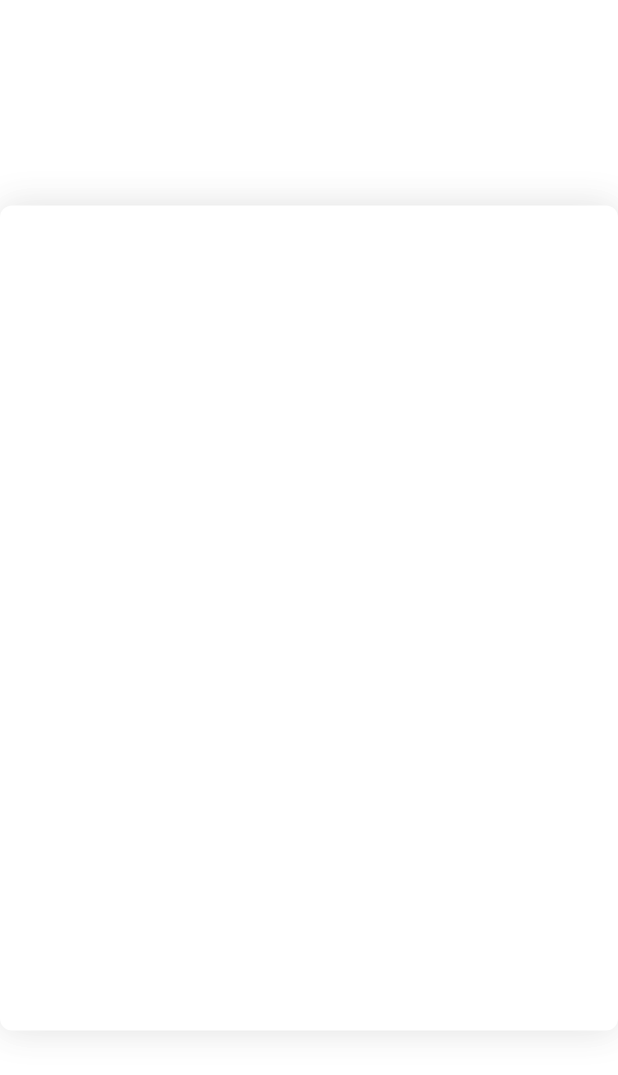
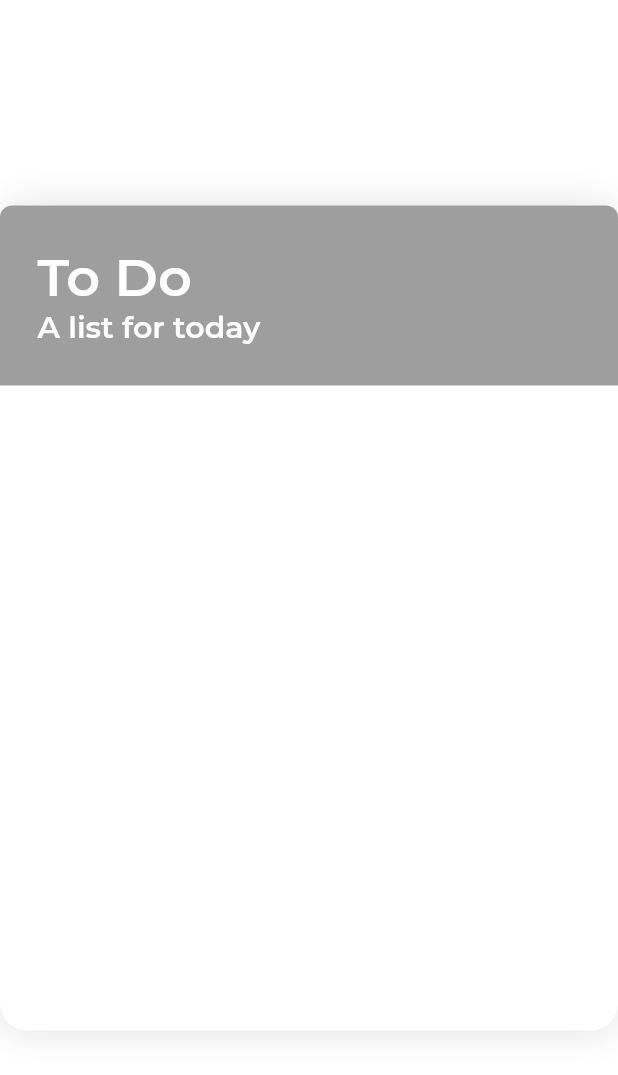
Before and after one commit to majharul-islam181/check-list, a Flutter app: the screen it shows after launch, on a phone screen of 412 x 824 dp. Shown: the top 1075 px of the screen. Run offline on Flutter 3.47's test engine with Material 2 defaults, Android fonts, the phone set to English and light mode, and no system bars; our stand-ins replace google_fonts.

Commit message:
checklist2

```diff
--- a/lib/main.dart
+++ b/lib/main.dart
@@ -1,4 +1,5 @@
 import 'package:flutter/material.dart';
+import 'package:google_fonts/google_fonts.dart';
 
 void main() {
   runApp(const MyApp());
@@ -28,7 +29,7 @@ class CustomAnimatedToDOList extends StatefulWidget {
 }
 
 class _CustomAnimatedToDOListState extends State<CustomAnimatedToDOList> {
-  List<String> list =[
+  List<String> list = [
     'Buy Apples',
     'Study physics',
     'Push on Rank in Apex Legends',
@@ -37,7 +38,7 @@ class _CustomAnimatedToDOListState extends State<CustomAnimatedToDOList> {
     'Make sure to dislike the unworthy contents',
   ];
 
-  List<Color> color =[
+  List<Color> color = [
     Colors.green,
     Colors.red,
     Colors.purple,
@@ -58,26 +59,52 @@ class _CustomAnimatedToDOListState extends State<CustomAnimatedToDOList> {
           width: 440,
           decoration: BoxDecoration(
             color: Colors.white,
-            borderRadius: BorderRadius.circular(8.0),
+            borderRadius: BorderRadius.circular(18.0),
             boxShadow: [
               BoxShadow(
                 color: Colors.black12,
-                blurRadius: 20.0,
+                blurRadius: 20,
               ),
             ],
           ),
           child: Column(
-
             children: [
               Container(
                 height: 120,
-                width: 120,
-              )
-
+                width: double.infinity,
+                margin: EdgeInsets.only(bottom: 15),
+                padding: EdgeInsets.all(25),
+                decoration: BoxDecoration(
+                  color: Colors.grey,
+                  borderRadius: BorderRadius.vertical(
+                    top: Radius.circular(8.0),
+                  ),
+                ),
+                alignment: Alignment(-1.0, 0.0),
+                child: Column(
+                  mainAxisAlignment: MainAxisAlignment.center,
+                  crossAxisAlignment: CrossAxisAlignment.start,
+                  children: [
+                    Text(
+                      'To Do',
+                      style: GoogleFonts.montserrat(
+                        fontWeight: FontWeight.w600,
+                        fontSize: 35.0,
+                        color: Colors.white,
+                      ),
+                    ),
+                    Text(
+                      'A list for today',
+                      style: GoogleFonts.montserrat(
+                        fontWeight: FontWeight.w600,
+                        fontSize: 20.0,
+                        color: Colors.white,
+                      ),
+                    ),
+                  ],
+                ),
+              ),
             ],
-
-
-
           ),
         ),
       ),
--- a/pubspec.yaml
+++ b/pubspec.yaml
@@ -34,6 +34,7 @@ dependencies:
   # The following adds the Cupertino Icons font to your application.
   # Use with the CupertinoIcons class for iOS style icons.
   cupertino_icons: ^1.0.2
+  google_fonts: ^3.0.1
 
 dev_dependencies:
   flutter_test:
```
Also changed, not shown: pubspec.lock.
